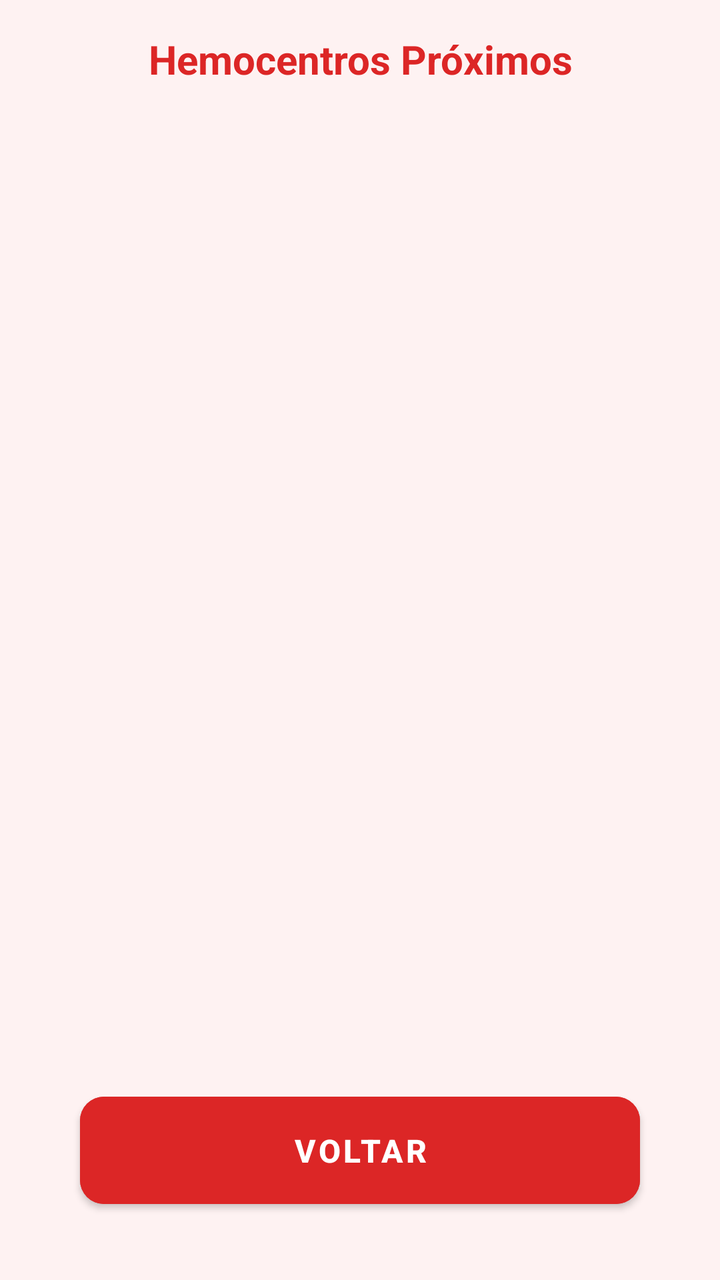
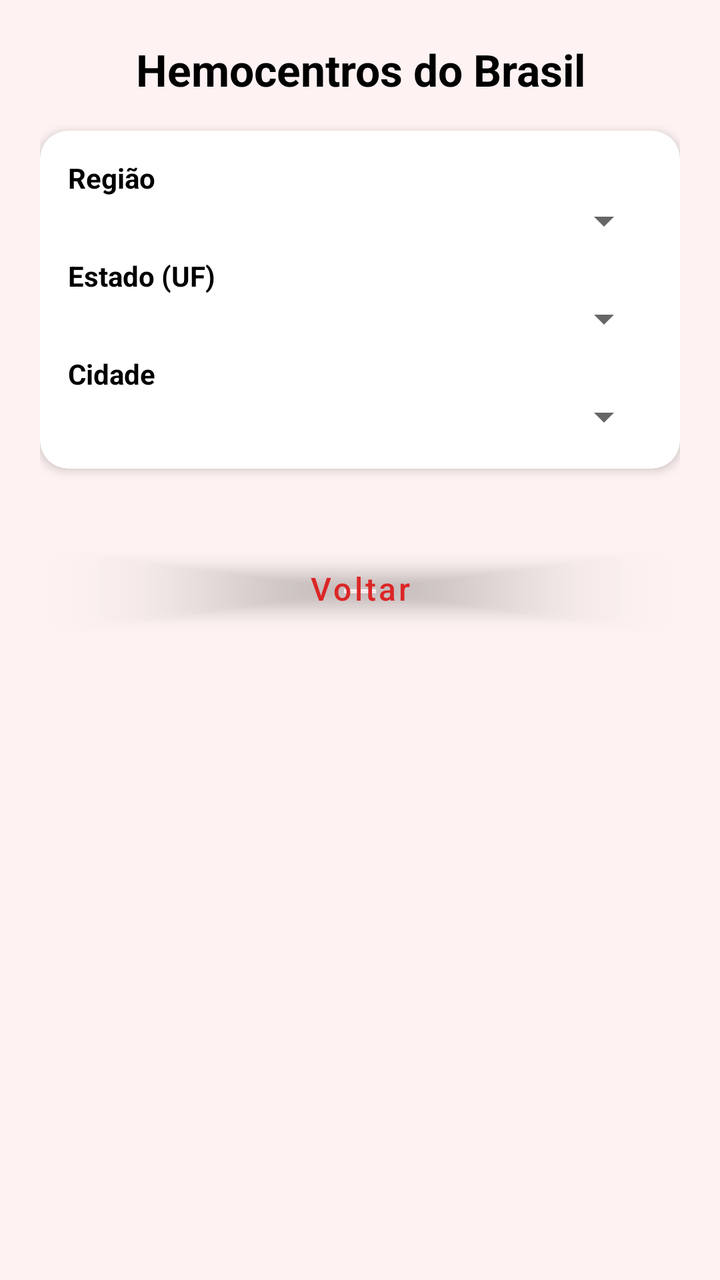

Two renders of the same Android screen: before a commit and after it. Below are the layout's source before the change and the commit's diff.
<!-- AndroidManifest.xml: activity theme Theme.Newvitalgest01 -->
<!-- res/layout/activity_hemocentros_proximos.xml -->
<?xml version="1.0" encoding="utf-8"?>
<LinearLayout xmlns:android="http://schemas.android.com/apk/res/android"
    xmlns:app="http://schemas.android.com/apk/res-auto"
    android:layout_width="match_parent"
    android:layout_height="match_parent"
    android:orientation="vertical"
    android:padding="16dp"
    android:background="@color/fundo_claro">

    <TextView
        android:layout_width="match_parent"
        android:layout_height="wrap_content"
        android:text="Hemocentros Próximos"
        android:textSize="20sp"
        android:textStyle="bold"
        android:textColor="@color/vermelho_primario"
        android:gravity="center"
        android:layout_marginBottom="12dp" />

    <androidx.recyclerview.widget.RecyclerView
        android:id="@+id/recyclerHemocentros"
        android:layout_width="match_parent"
        android:layout_height="0dp"
        android:layout_weight="1" />

    <Button
        android:id="@+id/btnVoltar"
        android:layout_width="match_parent"
        android:layout_height="wrap_content"
        android:text="Voltar"
        android:textSize="16sp"
        android:textStyle="bold"
        android:textColor="@color/white"
        android:backgroundTint="@color/vermelho_primario"
        android:padding="16dp"
        android:layout_marginStart="24dp"
        android:layout_marginEnd="24dp"
        android:layout_marginBottom="16dp"
        app:cornerRadius="12dp" />

</LinearLayout>
<!-- resources referenced by this layout -->
<resources>
  <color name="fundo_claro">#fef2f2</color>
  <color name="vermelho_primario">#dc2626</color>
  <color name="white">#FFFFFFFF</color>
  <style name="Theme.Newvitalgest01" parent="Base.Theme.Newvitalgest01" />
  <style name="Base.Theme.Newvitalgest01" parent="Theme.MaterialComponents.DayNight.NoActionBar">
          
          <item name="colorPrimary">@color/azul_primario</item>
          <item name="colorPrimaryVariant">@color/azul_primario</item>
          <item name="colorOnPrimary">@android:color/white</item>
  
          <item name="colorSecondary">@color/vermelho_primario</item>
          <item name="colorAccent">@color/vermelho_primario</item>
  
          
          <item name="android:windowBackground">@android:color/white</item>
          <item name="android:statusBarColor" tools:targetApi="l">@color/azul_primario</item>
  
          
          <item name="android:textColor">@android:color/black</item>
  
          
          <item name="android:fontFamily">sans-serif</item>
          <item name="fontFamily">sans-serif</item>
      </style>
  <color name="azul_primario">#1976D2</color>
</resources>

<!-- the commit's change to res/layout/activity_hemocentros_proximos.xml (unified diff, before → after) -->
@@ -1,41 +1,121 @@
 <?xml version="1.0" encoding="utf-8"?>
-<LinearLayout xmlns:android="http://schemas.android.com/apk/res/android"
+<androidx.constraintlayout.widget.ConstraintLayout xmlns:android="http://schemas.android.com/apk/res/android"
     xmlns:app="http://schemas.android.com/apk/res-auto"
+    xmlns:tools="http://schemas.android.com/tools"
     android:layout_width="match_parent"
     android:layout_height="match_parent"
-    android:orientation="vertical"
-    android:padding="16dp"
-    android:background="@color/fundo_claro">
+    android:background="@color/fundo_claro"
+    tools:context=".view.HemocentrosProximosActivity">
 
-    <TextView
-        android:layout_width="match_parent"
-        android:layout_height="wrap_content"
-        android:text="Hemocentros Próximos"
-        android:textSize="20sp"
-        android:textStyle="bold"
-        android:textColor="@color/vermelho_primario"
-        android:gravity="center"
-        android:layout_marginBottom="12dp" />
+    <ScrollView
+        android:id="@+id/scrollHemocentros"
+        android:layout_width="0dp"
+        android:layout_height="0dp"
+        android:fillViewport="true"
+        app:layout_constraintTop_toTopOf="parent"
+        app:layout_constraintBottom_toBottomOf="parent"
+        app:layout_constraintStart_toStartOf="parent"
+        app:layout_constraintEnd_toEndOf="parent">
 
-    <androidx.recyclerview.widget.RecyclerView
-        android:id="@+id/recyclerHemocentros"
-        android:layout_width="match_parent"
-        android:layout_height="0dp"
-        android:layout_weight="1" />
+        <LinearLayout
+            android:id="@+id/layoutPrincipal"
+            android:layout_width="match_parent"
+            android:layout_height="wrap_content"
+            android:orientation="vertical"
+            android:padding="20dp">
 
-    <Button
-        android:id="@+id/btnVoltar"
-        android:layout_width="match_parent"
-        android:layout_height="wrap_content"
-        android:text="Voltar"
-        android:textSize="16sp"
-        android:textStyle="bold"
-        android:textColor="@color/white"
-        android:backgroundTint="@color/vermelho_primario"
-        android:padding="16dp"
-        android:layout_marginStart="24dp"
-        android:layout_marginEnd="24dp"
-        android:layout_marginBottom="16dp"
-        app:cornerRadius="12dp" />
+            
+            <TextView
+                android:id="@+id/txtTitulo"
+                android:layout_width="match_parent"
+                android:layout_height="wrap_content"
+                android:text="Hemocentros do Brasil"
+                android:textSize="22sp"
+                android:textStyle="bold"
+                android:textColor="@android:color/black"
+                android:gravity="center"
+                android:paddingBottom="16dp" />
 
-</LinearLayout>
+            
+            <com.google.android.material.card.MaterialCardView
+                android:id="@+id/cardFiltros"
+                android:layout_width="match_parent"
+                android:layout_height="wrap_content"
+                android:layout_marginBottom="16dp"
+                app:cardCornerRadius="14dp"
+                app:cardElevation="3dp"
+                android:backgroundTint="@android:color/white">
+
+                <LinearLayout
+                    android:layout_width="match_parent"
+                    android:layout_height="wrap_content"
+                    android:orientation="vertical"
+                    android:padding="14dp">
+
+                    
+                    <TextView
+                        android:layout_width="match_parent"
+                        android:layout_height="wrap_content"
+                        android:text="Região"
+                        android:textStyle="bold"
+                        android:textColor="@android:color/black" />
+
+                    <Spinner
+                        android:id="@+id/spinnerRegiaoFiltro"
+                        android:layout_width="match_parent"
+                        android:layout_height="wrap_content"
+                        android:paddingBottom="6dp" />
+
+                    
+                    <TextView
+                        android:layout_width="match_parent"
+                        android:layout_height="wrap_content"
+                        android:text="Estado (UF)"
+                        android:textStyle="bold"
+                        android:textColor="@android:color/black"
+                        android:paddingTop="6dp" />
+
+                    <Spinner
+                        android:id="@+id/spinnerUfFiltro"
+                        android:layout_width="match_parent"
+                        android:layout_height="wrap_content" />
+
+                    
+                    <TextView
+                        android:layout_width="match_parent"
+                        android:layout_height="wrap_content"
+                        android:text="Cidade"
+                        android:textStyle="bold"
+                        android:textColor="@android:color/black"
+                        android:paddingTop="6dp" />
+
+                    <Spinner
+                        android:id="@+id/spinnerCidadeFiltro"
+                        android:layout_width="match_parent"
+                        android:layout_height="wrap_content" />
+
+                </LinearLayout>
+            </com.google.android.material.card.MaterialCardView>
+
+            
+            <androidx.recyclerview.widget.RecyclerView
+                android:id="@+id/recyclerHemocentros"
+                android:layout_width="match_parent"
+                android:layout_height="wrap_content"
+                android:nestedScrollingEnabled="false" />
+
+            
+            <Button
+                android:id="@+id/btnVoltar"
+                android:layout_width="match_parent"
+                android:layout_height="wrap_content"
+                android:text="Voltar"
+                android:textSize="16sp"
+                android:textAllCaps="false"
+                android:layout_marginTop="20dp"
+                android:textColor="@color/vermelho_primario"
+                android:backgroundTint="@android:color/transparent" />
+
+        </LinearLayout>
+    </ScrollView>
+</androidx.constraintlayout.widget.ConstraintLayout>
<!-- resource entries referenced after the edit -->
@@ -2,7 +2,6 @@
 <resources>
   <color name="fundo_claro">#fef2f2</color>
   <color name="vermelho_primario">#dc2626</color>
-  <color name="white">#FFFFFFFF</color>
   <style name="Theme.Newvitalgest01" parent="Base.Theme.Newvitalgest01" />
   <style name="Base.Theme.Newvitalgest01" parent="Theme.MaterialComponents.DayNight.NoActionBar">
           
